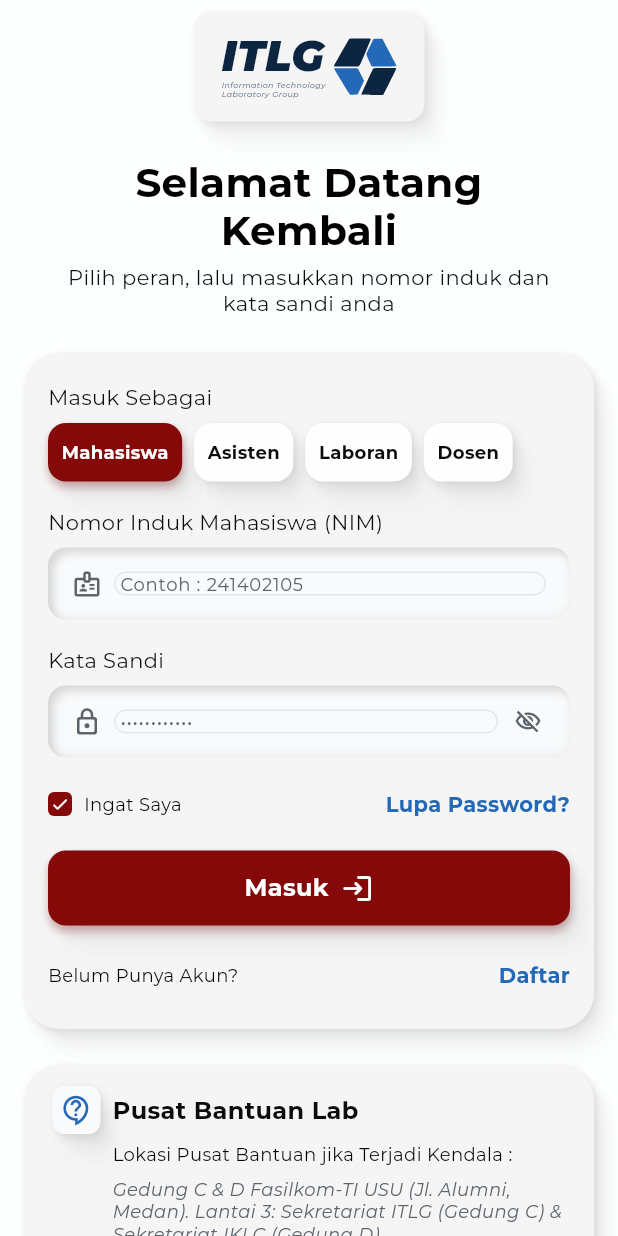
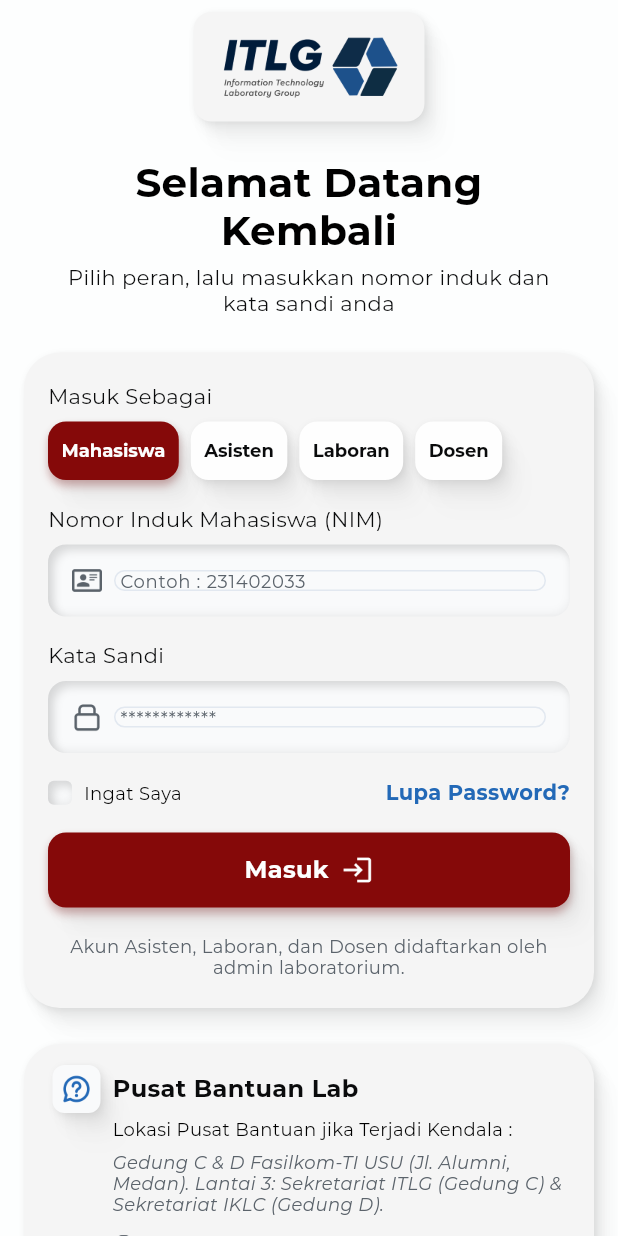
Before and after one commit to andrefarizi/ITLG-Pemob, a Flutter app: the LoginPage screen opened directly, on a phone screen of 412 x 824 dp. Run offline on Flutter 3.47's test engine with Material 3 defaults, Android fonts, the phone set to English and light mode, and no system bars; our stand-ins replace webview_flutter; project files that could hold a hidden picture were left out.

Commit message:
membuat halaman status peran

```diff
--- a/lib/core/widgets/itlg_ui.dart
+++ b/lib/core/widgets/itlg_ui.dart
@@ -239,6 +239,9 @@ class ItlgPrimaryButton extends StatelessWidget {
   final String label;
   final IconData? leadingIcon;
   final IconData? trailingIcon;
+
+  /// Ikon PNG hasil ekspor Figma (22 px) di kanan label.
+  final String? trailingAsset;
   final VoidCallback? onPressed;
   final bool loading;
 
@@ -247,6 +250,7 @@ class ItlgPrimaryButton extends StatelessWidget {
     required this.label,
     this.leadingIcon,
     this.trailingIcon,
+    this.trailingAsset,
     this.onPressed,
     this.loading = false,
   });
@@ -298,7 +302,10 @@ class ItlgPrimaryButton extends StatelessWidget {
                               height: 1.2,
                             ),
                           ),
-                          if (trailingIcon != null) ...[
+                          if (trailingAsset != null) ...[
+                            const SizedBox(width: 8),
+                            Image.asset(trailingAsset!, width: 22, height: 22),
+                          ] else if (trailingIcon != null) ...[
                             const SizedBox(width: 8),
                             Icon(trailingIcon,
                                 size: 22, color: ItlgColors.surfaceWhite),
@@ -319,8 +326,14 @@ class ItlgTextField extends StatefulWidget {
   final String label;
   final String hint;
   final IconData icon;
+
+  /// Ikon PNG hasil ekspor Figma (20 px); menggantikan [icon] bila diisi.
+  final String? iconAsset;
   final TextEditingController? controller;
   final bool obscure;
+
+  /// Tampilkan tombol mata untuk melihat kata sandi (tidak ada di desain Masuk).
+  final bool showObscureToggle;
   final TextInputType? keyboardType;
   final TextInputAction? textInputAction;
   final String? errorText;
@@ -332,8 +345,10 @@ class ItlgTextField extends StatefulWidget {
     required this.label,
     required this.hint,
     required this.icon,
+    this.iconAsset,
     this.controller,
     this.obscure = false,
+    this.showObscureToggle = true,
     this.keyboardType,
     this.textInputAction,
     this.errorText,
@@ -354,7 +369,7 @@ class _ItlgTextFieldState extends State<ItlgTextField> {
     return Column(
       crossAxisAlignment: CrossAxisAlignment.start,
       children: [
-        Text(widget.label, style: ItlgText.style()),
+        Text(widget.label, style: ItlgText.style(height: 1.2)),
         const SizedBox(height: 8),
         InnerShadowBox(
           radius: 12,
@@ -370,7 +385,10 @@ class _ItlgTextFieldState extends State<ItlgTextField> {
               padding: const EdgeInsets.only(left: 16, right: 8),
               child: Row(
                 children: [
-                  Icon(widget.icon, size: 20, color: ItlgColors.textMuted),
+                  if (widget.iconAsset != null)
+                    Image.asset(widget.iconAsset!, width: 20, height: 20)
+                  else
+                    Icon(widget.icon, size: 20, color: ItlgColors.textMuted),
                   const SizedBox(width: 8),
                   Expanded(
                     child: TextField(
@@ -381,15 +399,15 @@ class _ItlgTextFieldState extends State<ItlgTextField> {
                       onChanged: widget.onChanged,
                       onSubmitted: widget.onSubmitted,
                       cursorColor: ItlgColors.primary,
-                      style: ItlgText.style(size: 13),
+                      style: ItlgText.style(size: 12, height: 1.2),
                       decoration: InputDecoration.collapsed(
                         hintText: widget.hint,
                         hintStyle: ItlgText.style(
-                            size: 12, color: ItlgColors.textMuted),
+                            size: 12, color: ItlgColors.textMuted, height: 1.2),
                       ),
                     ),
                   ),
-                  if (widget.obscure)
+                  if (widget.obscure && widget.showObscureToggle)
                     IconButton(
                       visualDensity: VisualDensity.compact,
                       icon: Icon(
--- a/lib/features/auth/pages/login_page.dart
+++ b/lib/features/auth/pages/login_page.dart
@@ -7,8 +7,15 @@ import '../auth_controller.dart';
 import '../widgets/auth_design.dart';
 import 'forgot_password_page_1.dart';
 
-/// Halaman Masuk untuk semua peran (Figma: "05 Umum — Login & Notifikasi" >
-/// "Masuk-Semua Peran"). UI saja: belum terhubung ke backend.
+/// Halaman Masuk untuk semua peran. UI saja: belum terhubung ke backend.
+///
+/// Mengikuti empat status peran di Figma:
+/// - "06 Prototype — Status Peran Login" > Masuk-Mahasiswa, Masuk-Asisten,
+///   Masuk-Laboran
+/// - "05 Umum — Login & Notifikasi" > Masuk-Semua Peran (Dosen)
+///
+/// Yang berubah antar status hanya chip peran yang aktif serta label dan contoh
+/// nomor induk (NIM untuk Mahasiswa/Asisten, NIP untuk Laboran/Dosen).
 class LoginPage extends StatefulWidget {
   final VoidCallback? onLoginSuccess;
 
@@ -24,7 +31,7 @@ class _LoginPageState extends State<LoginPage> {
   final TextEditingController _password = TextEditingController();
 
   late UserRole _role = _auth.currentRole;
-  bool _remember = true;
+  bool _remember = false;
   bool _loading = false;
   String? _identifierError;
   String? _passwordError;
@@ -54,18 +61,10 @@ class _LoginPageState extends State<LoginPage> {
       ? 'Nomor Induk Mahasiswa (NIM)'
       : 'Nomor Induk Pegawai (NIP)';
 
-  String get _identifierHint {
-    switch (_role) {
-      case UserRole.praktikan:
-        return 'Contoh : 241402105';
-      case UserRole.aslab:
-        return 'Contoh : 221402004';
-      case UserRole.laboran:
-        return 'Contoh : 199001012019031001';
-      case UserRole.dosen:
-        return 'Contoh : 198501012010011001';
-    }
-  }
+  String get _identifierHint =>
+      _role == UserRole.praktikan || _role == UserRole.aslab
+          ? 'Contoh : 231402033'
+          : 'Contoh : 198501012010011001';
 
   void _selectRole(UserRole role) {
     if (role == _role) return;
@@ -116,7 +115,7 @@ class _LoginPageState extends State<LoginPage> {
         backgroundColor: ItlgColors.surfaceWhite,
         body: SafeArea(
           child: SingleChildScrollView(
-            padding: const EdgeInsets.fromLTRB(16, 8, 16, 28),
+            padding: const EdgeInsets.fromLTRB(16, 8, 16, 56),
             child: Column(
               crossAxisAlignment: CrossAxisAlignment.stretch,
               children: [
@@ -145,7 +144,12 @@ class _LoginPageState extends State<LoginPage> {
             borderRadius: BorderRadius.circular(12),
             boxShadow: ItlgShadows.outline,
           ),
-          child: const Center(child: ItlgWordmark(height: 50)),
+          child: Image.asset(
+            'assets/login_logo.png',
+            width: 134,
+            height: 53,
+            fit: BoxFit.contain,
+          ),
         ),
         const SizedBox(height: 24),
         Text(
@@ -177,7 +181,7 @@ class _LoginPageState extends State<LoginPage> {
       child: Column(
         crossAxisAlignment: CrossAxisAlignment.stretch,
         children: [
-          Text('Masuk Sebagai', style: ItlgText.style()),
+          Text('Masuk Sebagai', style: ItlgText.style(height: 1.2)),
           const SizedBox(height: 8),
           SingleChildScrollView(
             scrollDirection: Axis.horizontal,
@@ -197,12 +201,15 @@ class _LoginPageState extends State<LoginPage> {
           ),
           const SizedBox(height: 18),
           AnimatedSwitcher(
-            duration: const Duration(milliseconds: 200),
+            duration: const Duration(milliseconds: 300),
+            switchInCurve: Curves.easeOut,
+            switchOutCurve: Curves.easeOut,
             child: ItlgTextField(
               key: ValueKey(_identifierLabel),
               label: _identifierLabel,
               hint: _identifierHint,
               icon: Icons.badge_outlined,
+              iconAsset: 'assets/ic_login_id_card.png',
               controller: _identifier,
               keyboardType: TextInputType.number,
               textInputAction: TextInputAction.next,
@@ -217,8 +224,10 @@ class _LoginPageState extends State<LoginPage> {
           const SizedBox(height: 18),
           ItlgTextField(
             label: 'Kata Sandi',
-            hint: '••••••••••••',
+            hint: '************',
             icon: Icons.lock_outline_rounded,
+            iconAsset: 'assets/ic_login_lock.png',
+            showObscureToggle: false,
             controller: _password,
             obscure: true,
             textInputAction: TextInputAction.done,
@@ -239,7 +248,8 @@ class _LoginPageState extends State<LoginPage> {
                     _Checkbox(checked: _remember),
                     const SizedBox(width: 8),
                     Text('Ingat Saya',
-                        style: ItlgText.style(size: 12, color: Colors.black)),
+                        style: ItlgText.style(
+                            size: 12, color: Colors.black, height: 1.2)),
                   ],
                 ),
               ),
@@ -247,14 +257,12 @@ class _LoginPageState extends State<LoginPage> {
               GestureDetector(
                 behavior: HitTestBehavior.opaque,
                 onTap: _openForgotPassword,
-                child: Padding(
-                  padding: const EdgeInsets.symmetric(vertical: 4),
                 child: Text(
                   'Lupa Password?',
                   style: ItlgText.style(
                     weight: FontWeight.w700,
                     color: ItlgColors.secondary,
-                    ),
+                    height: 1.2,
                   ),
                 ),
               ),
@@ -264,36 +272,19 @@ class _LoginPageState extends State<LoginPage> {
           ItlgPrimaryButton(
             label: 'Masuk',
             trailingIcon: Icons.login_rounded,
+            trailingAsset: 'assets/ic_login_enter.png',
             loading: _loading,
             onPressed: _login,
           ),
           const SizedBox(height: 18),
-          AnimatedSwitcher(
-            duration: const Duration(milliseconds: 200),
-            child: _role == UserRole.praktikan
-                ? ItlgLinkRow(
-                    key: const ValueKey('daftar'),
-                    text: 'Belum Punya Akun?',
-                    link: 'Daftar',
-                    onTap: () {
-                      ScaffoldMessenger.of(context).showSnackBar(
-                        const SnackBar(
-                          behavior: SnackBarBehavior.floating,
-                          content: Text('Halaman daftar akun belum tersedia.'),
-                        ),
-                      );
-                    },
-                  )
-                : Text(
+          Text(
             'Akun Asisten, Laboran, dan Dosen didaftarkan oleh admin '
             'laboratorium.',
-                    key: const ValueKey('catatan'),
             textAlign: TextAlign.center,
             style: ItlgText.style(
               size: 12,
               color: ItlgColors.textMuted,
               height: 1.2,
-                    ),
             ),
           ),
         ],
@@ -302,6 +293,8 @@ class _LoginPageState extends State<LoginPage> {
   }
 }
 
+/// Chip peran (Figma "Option": tinggi 39, padding 9, radius 12, Bold 12).
+/// Perpindahan status memakai 300 ms ease-out seperti Smart Animate di Figma.
 class _RoleChip extends StatelessWidget {
   final String label;
   final bool selected;
@@ -313,36 +306,34 @@ class _RoleChip extends StatelessWidget {
     required this.onTap,
   });
 
+  static const Duration _duration = Duration(milliseconds: 300);
+
   @override
   Widget build(BuildContext context) {
-    return AnimatedContainer(
-      duration: const Duration(milliseconds: 200),
+    return GestureDetector(
+      behavior: HitTestBehavior.opaque,
+      onTap: onTap,
+      child: AnimatedContainer(
+        duration: _duration,
         curve: Curves.easeOut,
         height: 39,
+        padding: const EdgeInsets.symmetric(horizontal: 9),
+        alignment: Alignment.center,
         decoration: BoxDecoration(
           color: selected ? ItlgColors.primary : const Color(0xFFFEFEFE),
           borderRadius: BorderRadius.circular(12),
           boxShadow: selected ? ItlgShadows.primary : ItlgShadows.outline,
         ),
-      child: Material(
-        color: Colors.transparent,
-        child: InkWell(
-          borderRadius: BorderRadius.circular(12),
-          onTap: onTap,
-          child: Padding(
-            padding: const EdgeInsets.symmetric(horizontal: 9),
-            child: Center(
-              widthFactor: 1,
-              child: Text(
-                label,
+        child: AnimatedDefaultTextStyle(
+          duration: _duration,
+          curve: Curves.easeOut,
           style: ItlgText.style(
             size: 12,
             weight: FontWeight.w700,
             color: selected ? ItlgColors.surfaceWhite : ItlgColors.text,
+            height: 1.2,
           ),
-              ),
-            ),
-          ),
+          child: Text(label),
         ),
       ),
     );
--- a/lib/features/auth/widgets/auth_design.dart
+++ b/lib/features/auth/widgets/auth_design.dart
@@ -341,7 +341,10 @@ Future<void> showAuthResultDialog(
   );
 }
 
-/// Kartu "Pusat Bantuan Lab" di halaman Masuk.
+/// Kartu "Pusat Bantuan Lab" di halaman Masuk (Figma: Frame 14, 370 x 160).
+///
+/// Posisi mengikuti Figma: judul di (19, 14), teks mulai x = 59 / y = 49,
+/// baris jam di y = 127, jarak bawah 18.
 class HelpCenterCard extends StatelessWidget {
   const HelpCenterCard({super.key});
 
@@ -357,26 +360,29 @@ class HelpCenterCard extends StatelessWidget {
               Container(
                 width: 32,
                 height: 32,
+                alignment: Alignment.center,
                 decoration: BoxDecoration(
                   color: ItlgColors.field,
                   borderRadius: BorderRadius.circular(8),
                   boxShadow: ItlgShadows.outline,
                 ),
-                child: const Icon(Icons.contact_support_outlined,
-                    size: 21, color: ItlgColors.secondary),
+                child: Image.asset('assets/ic_login_ask.png',
+                    width: 21, height: 21),
               ),
               const SizedBox(width: 8),
               Text('Pusat Bantuan Lab',
-                  style: ItlgText.style(size: 16, weight: FontWeight.w700)),
+                  style: ItlgText.style(
+                      size: 16, weight: FontWeight.w700, height: 1.2)),
             ],
           ),
           Padding(
-            padding: const EdgeInsets.only(left: 40, top: 6),
+            padding: const EdgeInsets.only(left: 40, top: 3),
             child: Column(
               crossAxisAlignment: CrossAxisAlignment.start,
               children: [
                 Text('Lokasi Pusat Bantuan jika Terjadi Kendala :',
-                    style: ItlgText.style(size: 12, color: Colors.black)),
+                    style: ItlgText.style(
+                        size: 12, color: Colors.black, height: 1.2)),
                 const SizedBox(height: 8),
                 Text(
                   'Gedung C & D Fasilkom-TI USU (Jl. Alumni, Medan). Lantai 3: '
@@ -385,14 +391,14 @@ class HelpCenterCard extends StatelessWidget {
                     size: 12,
                     color: ItlgColors.textMuted,
                     fontStyle: FontStyle.italic,
-                    height: 1.25,
+                    height: 1.2,
                   ),
                 ),
                 const SizedBox(height: 14),
                 Row(
                   children: [
-                    const Icon(Icons.schedule_rounded,
-                        size: 15, color: ItlgColors.textMuted),
+                    Image.asset('assets/ic_login_clock.png',
+                        width: 15, height: 15),
                     const SizedBox(width: 10),
                     Text.rich(
                       TextSpan(
@@ -403,12 +409,13 @@ class HelpCenterCard extends StatelessWidget {
                             style: ItlgText.style(
                                 size: 12,
                                 weight: FontWeight.w700,
-                                color: ItlgColors.textMuted),
+                                color: ItlgColors.textMuted,
+                                height: 1.2),
                           ),
                         ],
                       ),
                       style: ItlgText.style(
-                          size: 12, color: ItlgColors.textMuted),
+                          size: 12, color: ItlgColors.textMuted, height: 1.2),
                     ),
                   ],
                 ),
```
Also changed, not shown: assets/ic_login_ask.png (added), assets/ic_login_clock.png (added), assets/ic_login_enter.png (added), assets/ic_login_id_card.png (added), assets/ic_login_lock.png (added), assets/login_logo.png (added). Lines whose indentation alone changed are shown as unchanged.
